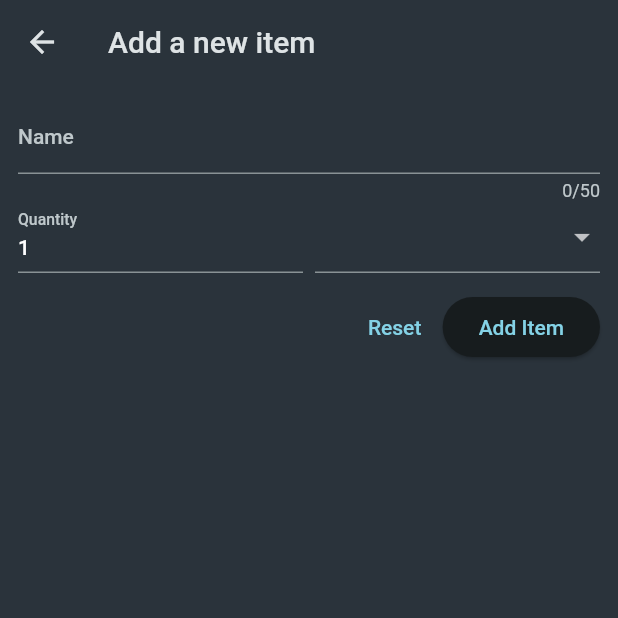
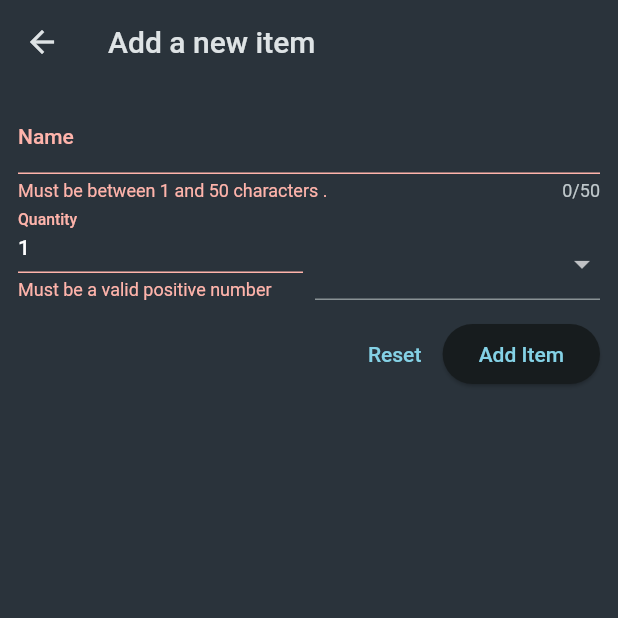
Before and after one commit to purbashis/shoppinglistapp, a Flutter app: the NewItem screen opened directly, after a tap on "Add Item", on a phone screen of 412 x 824 dp, the top half of it. Run offline on Flutter 3.47's test engine with Material 2 defaults, Android fonts, the phone set to English and light mode, and no system bars.

```diff
--- a/lib/widgets/new_item.dart
+++ b/lib/widgets/new_item.dart
@@ -9,6 +9,12 @@ class NewItem extends StatefulWidget {
 }
 
 class _NewItemState extends State<NewItem> {
+  final _formKey = GlobalKey<FormState>();
+
+  void _saveItem() {
+    _formKey.currentState!.validate();
+  }
+
   @override
   Widget build(BuildContext context) {
     return Scaffold(
@@ -17,6 +23,8 @@ class _NewItemState extends State<NewItem> {
       ),
       body: Padding(
         padding: const EdgeInsets.all(12),
+        child: Form(
+          key: _formKey,
           child: Column(
             children: [
               TextFormField(
@@ -42,6 +50,7 @@ class _NewItemState extends State<NewItem> {
                       decoration: const InputDecoration(
                         label: Text('Quantity'),
                       ),
+                      keyboardType: TextInputType.number,
                       initialValue: '1',
                       validator: (value) {
                         if (value == null ||
@@ -83,12 +92,13 @@ class _NewItemState extends State<NewItem> {
                 mainAxisAlignment: MainAxisAlignment.end,
                 children: [
                   TextButton(onPressed: () {}, child: Text('Reset')),
-                ElevatedButton(onPressed: () {}, child: Text('Add Item'))
+                  ElevatedButton(onPressed: _saveItem, child: Text('Add Item'))
                 ],
               )
             ],
           ),
         ),
+      ),
     );
   }
 }
```
Lines whose indentation alone changed are shown as unchanged.
